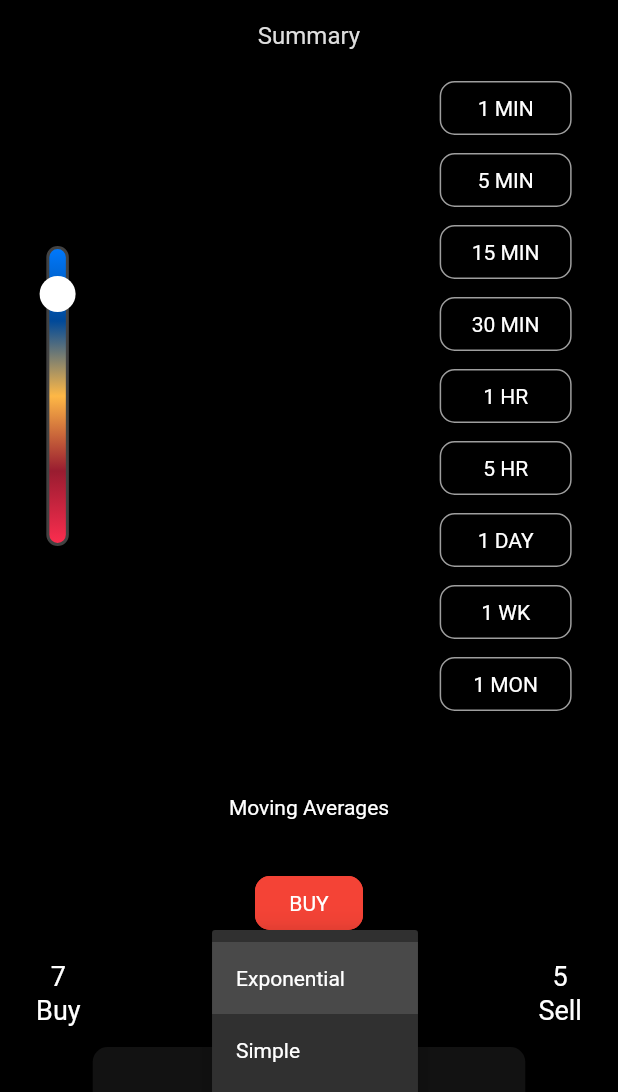
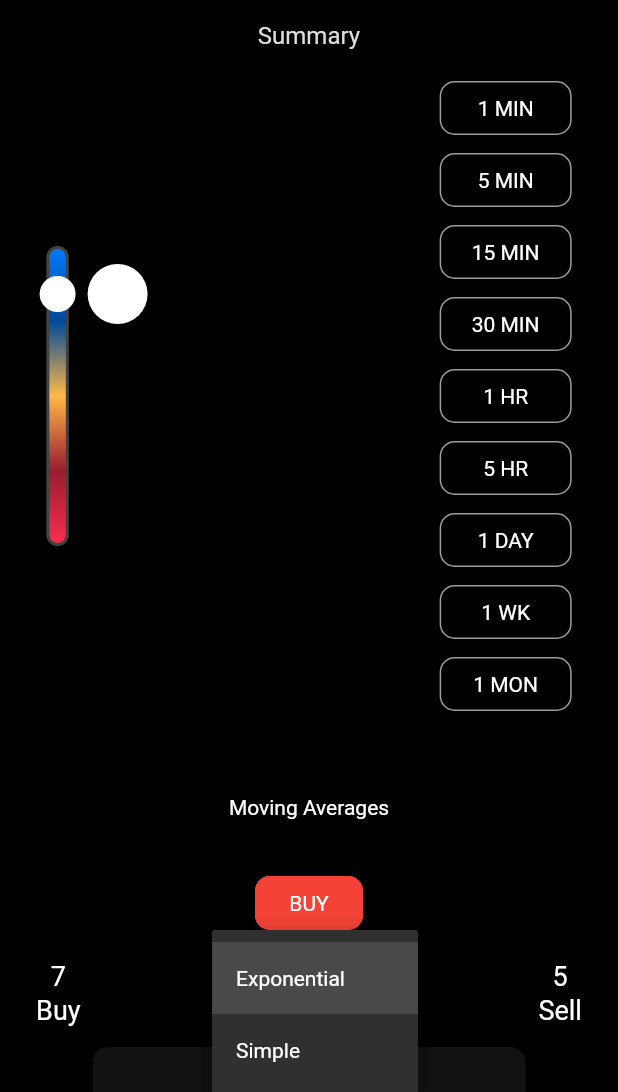
Before and after one commit to tanny99/Trading-app, a Flutter app: the front_screen1 screen opened directly, after a tap on "Exponential", on a phone screen of 412 x 824 dp, the part 144-1236 px from its top. Run offline on Flutter 3.47's test engine with Material 2 defaults, Android fonts, the light colour scheme and no system bars; our stand-ins replace flutter_spinkit; network calls fail.

Commit message:
removing errors..

```diff
--- a/lib/brain.dart
+++ b/lib/brain.dart
@@ -3,7 +3,7 @@ import 'package:http/http.dart';
 import 'dart:convert';
 
 class Updateprovider extends ChangeNotifier {
-  var Adata;
+  var Adata,Adata7;
   var Adata2;
   var Adata3;
   var Adata4;
@@ -31,7 +31,11 @@ class Updateprovider extends ChangeNotifier {
     timex = time;
     var k = await jsonDecode(data)['technical_indicator']['$time'];
     if (k != null) {
-      Adata = k['technical_indicator'];
+      Adata = k['moving_averages'];
+      Adata7 = k['moving_averages']['neutral'];
+      if(Adata7==null){
+        Adata7='-';
+      }
       Adata2 = k['moving_averages']['table_data']['$ExponentialOrSimple'];
       Adata3 = k['technical_indicator']['table_data'];
       Adata4 = k['pivot_points']['$pivots'];
--- a/lib/front_screen.dart
+++ b/lib/front_screen.dart
@@ -122,7 +122,7 @@ bool isloading=false;
 
                               children: [
                                 SizedBox(height: 2),
-                                Text('${updateprovider.Adata['neutral']}',style: TextStyle(fontSize: 18),),
+                                Text('${updateprovider.Adata7}',style: TextStyle(fontSize: 18),),
                                 SizedBox(height: 2),
                                 Text('Neutral',style: TextStyle(fontSize: 18),),
                                 SizedBox(height: 2),
--- a/lib/slider.dart
+++ b/lib/slider.dart
@@ -11,6 +11,8 @@ class _SliderIndicatorPainter extends CustomPainter {
   void paint(Canvas canvas, Size size) {
     canvas.drawCircle(
         Offset(position, size.height / 2), 12, Paint()..color = Colors.white);
+    canvas.drawCircle(
+        Offset(position, size.height/2 - 40 ), 20, Paint()..color = Colors.white);
   }
   @override
   bool shouldRepaint(_SliderIndicatorPainter old) {
@@ -41,109 +43,7 @@ class _ColorPickerState extends State<ColorPicker> {
   @override
   initState() {
     super.initState();
-    // _currentColor = _calculateSelectedColor(_colorSliderPosition);
-    // _shadeSliderPosition = widget.width / 2; //center the shader selector
-    // _shadedColor = _calculateShadedColor(_shadeSliderPosition);
   }
-
-  // _colorChangeHandler(double position) {
-  //   //handle out of bounds positions
-  //   if (position > widget.width) {
-  //     position = widget.width;
-  //   }
-  //   if (position < 0) {
-  //     position = 0;
-  //   }
-  //   // print("New pos: $position");
-  //   setState(() {
-  //     _colorSliderPosition = position;
-  //     _currentColor = _calculateSelectedColor(_colorSliderPosition);
-  //     _shadedColor = _calculateShadedColor(_shadeSliderPosition);
-  //   });
-  // }
-  //
-  // _shadeChangeHandler(double position) {
-  //   //handle out of bounds gestures
-  //   if (position > widget.width) position = widget.width;
-  //   if (position < 0) position = 0;
-  //   setState(() {
-  //     _shadeSliderPosition = position;
-  //     _shadedColor = _calculateShadedColor(_shadeSliderPosition);
-  //     // print(
-  //     //     "r: ${_shadedColor.red}, g: ${_shadedColor.green}, b: ${_shadedColor
-  //     //         .blue}");
-  //   });
-  // }
-  //
-  // Color _calculateShadedColor(double position) {
-  //   double ratio = position / widget.width;
-  //   if (ratio > 0.5) {
-  //     //Calculate new color (values converge to 255 to make the color lighter)
-  //     int redVal = _currentColor.red != 255
-  //         ? (_currentColor.red +
-  //         (255 - _currentColor.red) * (ratio - 0.5) / 0.5)
-  //         .round()
-  //         : 255;
-  //     int greenVal = _currentColor.green != 255
-  //         ? (_currentColor.green +
-  //         (255 - _currentColor.green) * (ratio - 0.5) / 0.5)
-  //         .round()
-  //         : 255;
-  //     int blueVal = _currentColor.blue != 255
-  //         ? (_currentColor.blue +
-  //         (255 - _currentColor.blue) * (ratio - 0.5) / 0.5)
-  //         .round()
-  //         : 255;
-  //     return Color.fromARGB(255, redVal, greenVal, blueVal);
-  //   } else if (ratio < 0.5) {
-  //     //Calculate new color (values converge to 0 to make the color darker)
-  //     int redVal = _currentColor.red != 0
-  //         ? (_currentColor.red * ratio / 0.5).round()
-  //         : 0;
-  //     int greenVal = _currentColor.green != 0
-  //         ? (_currentColor.green * ratio / 0.5).round()
-  //         : 0;
-  //     int blueVal = _currentColor.blue != 0
-  //         ? (_currentColor.blue * ratio / 0.5).round()
-  //         : 0;
-  //     return Color.fromARGB(255, redVal, greenVal, blueVal);
-  //   } else {
-  //     //return the base color
-  //     return _currentColor;
-  //   }
-  // }
-  //
-  // Color _calculateSelectedColor(double position) {
-  //   //determine color
-  //   double positionInColorArray =
-  //   (position / widget.width * (_colors.length - 1));
-  //   // print(positionInColorArray);
-  //   int index = positionInColorArray.truncate();
-  //   // print(index);
-  //   double remainder = positionInColorArray - index;
-  //   if (remainder == 0.0) {
-  //     _currentColor = _colors[index];
-  //   } else {
-  //     //calculate new color
-  //     int redValue = _colors[index].red == _colors[index + 1].red
-  //         ? _colors[index].red
-  //         : (_colors[index].red +
-  //         (_colors[index + 1].red - _colors[index].red) * remainder)
-  //         .round();
-  //     int greenValue = _colors[index].green == _colors[index + 1].green
-  //         ? _colors[index].green
-  //         : (_colors[index].green +
-  //         (_colors[index + 1].green - _colors[index].green) * remainder)
-  //         .round();
-  //     int blueValue = _colors[index].blue == _colors[index + 1].blue
-  //         ? _colors[index].blue
-  //         : (_colors[index].blue +
-  //         (_colors[index + 1].blue - _colors[index].blue) * remainder)
-  //         .round();
-  //     _currentColor = Color.fromARGB(255, redValue, greenValue, blueValue);
-  //   }
-  //   return _currentColor;
-  // }
 
   @override
   Widget build(BuildContext context) {
@@ -163,20 +63,6 @@ class _ColorPickerState extends State<ColorPicker> {
         children: <Widget>[Row(mainAxisAlignment: MainAxisAlignment.start,
           children: [RotatedBox(
             quarterTurns: 1,
-            child: GestureDetector(
-              behavior: HitTestBehavior.opaque,
-              // onHorizontalDragStart: (DragStartDetails details) {
-              //   // print("_-------------------------STARTED DRAG");
-              //   _colorChangeHandler(details.localPosition.dx);
-              // },
-              // onHorizontalDragUpdate: (DragUpdateDetails details) {
-              //   _colorChangeHandler(details.localPosition.dx);
-              // },
-              // onTapDown: (TapDownDetails details) {
-              //   _colorChangeHandler(details.localPosition.dx);
-              // },
-              //This outside padding makes it much easier to grab the   slider because the gesture detector has
-              // the extra padding to recognize gestures inside of
             child: Container(
               width: widget.width,
               height: 15,
@@ -186,11 +72,10 @@ class _ColorPickerState extends State<ColorPicker> {
                 gradient: LinearGradient(colors: _colors),
               ),
               child: CustomPaint(
-                  painter: _SliderIndicatorPainter(_colorSliderPosition),
+                painter: _SliderIndicatorPainter(_colorSliderPosition),),
               ),
             ),
-            ),
-          ),
+
           ],
         ),
         SizedBox(width: Responsive.width(60, context),),
```
Lines whose indentation alone changed are shown as unchanged.
